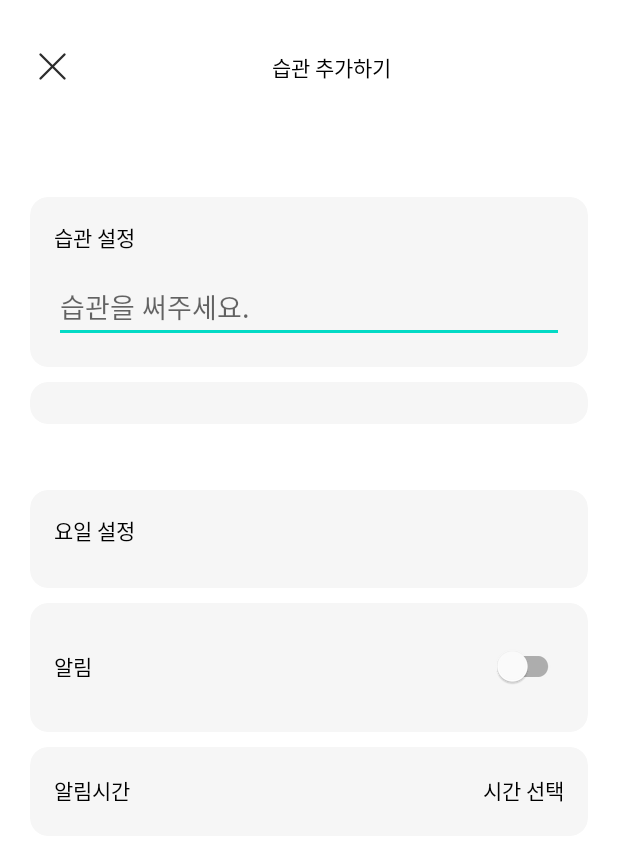
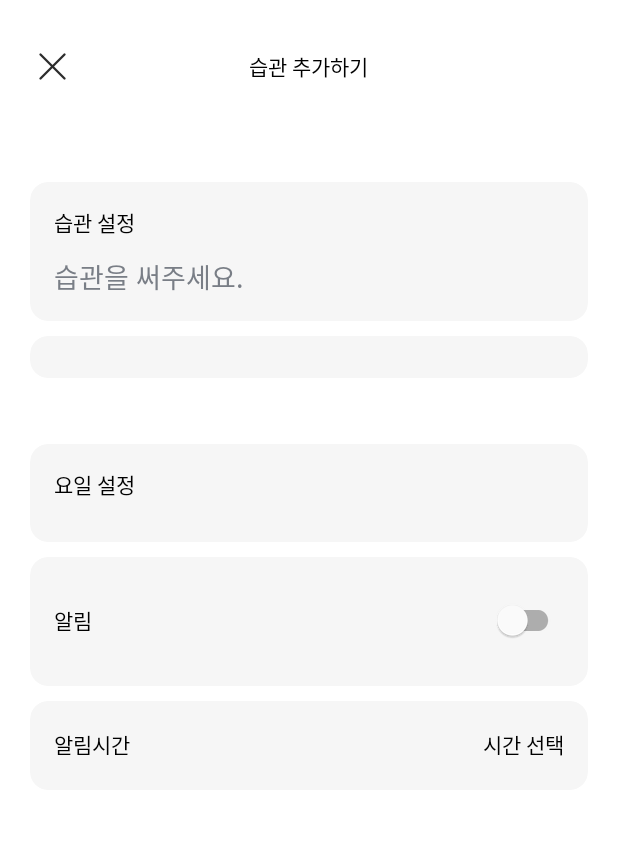
Before and after one commit to Nexters/19th-lazy-android, an Android app: the HabitFormActivity screen opened directly, with no data from a screen before it, on a phone screen of 412 x 824 dp. Shown: the top 841 px of the screen. Run offline under Robolectric (Android 15) with nearby library versions, the phone set to English and light mode, and no system bars; our stand-ins replace Dagger/Hilt's generated code, data binding.

Commit message:
feat:#4 basetoolbar ui 수정, 다크모드 스타일 제거, 스타일 재정의

```diff
--- a/app/src/main/java/com/nexters/lazy/base/BaseToolbarActivity.kt
+++ b/app/src/main/java/com/nexters/lazy/base/BaseToolbarActivity.kt
@@ -17,6 +17,7 @@ import kotlin.reflect.KClass
 
 
 abstract class BaseToolbarActivity<VB : ViewDataBinding, VM : BaseViewModel> : AppCompatActivity() {
+
     protected abstract val layoutResId: Int
     protected abstract val viewModelClass: KClass<VM>
 
@@ -34,7 +35,6 @@ abstract class BaseToolbarActivity<VB : ViewDataBinding, VM : BaseViewModel> : A
 
         rootViewBinding = ActivityBaseToolbarBinding.inflate(layoutInflater)
         setContentView(rootViewBinding.root)
-
 
         binding = DataBindingUtil.inflate(
             LayoutInflater.from(this),
--- a/app/src/main/java/com/nexters/lazy/habitform/HabitFormActivity.kt
+++ b/app/src/main/java/com/nexters/lazy/habitform/HabitFormActivity.kt
@@ -1,5 +1,7 @@
 package com.nexters.lazy.habitform
 
+import android.content.Context
+import android.content.Intent
 import android.os.Bundle
 import androidx.activity.viewModels
 import com.nexters.lazy.R
@@ -13,6 +15,15 @@ import kotlin.reflect.KClass
 class HabitFormActivity(
 ) : BaseToolbarActivity<ActivityHabitDetailBinding, HabitFormViewModel>() {
 
+    companion object {
+        const val EXTRA_HABIT_TYPE = "EXTRA_HABIT_TYPE"
+        fun newIntent(context: Context, type: HabitFormType): Intent {
+            return Intent(context, HabitFormActivity::class.java).apply {
+                putExtra(EXTRA_HABIT_TYPE, type)
+            }
+        }
+    }
+
     override val layoutResId: Int
         get() = R.layout.activity_habit_detail
 
@@ -23,10 +34,13 @@ class HabitFormActivity(
 
     override fun onCreate(savedInstanceState: Bundle?) {
         super.onCreate(savedInstanceState)
+
+        //Tood
         setNaviType(NavType.CLOSE)
         setToolbarTitle(R.string.habit_adding)
+
+
     }
 
 
-
 }
--- /dev/null
+++ b/app/src/main/java/com/nexters/lazy/habitform/HabitFormType.kt
@@ -0,0 +1,6 @@
+package com.nexters.lazy.habitform
+
+enum class HabitFormType {
+    REGISTER,
+    EDIT
+}
--- a/app/src/main/res/layout/activity_base_toolbar.xml
+++ b/app/src/main/res/layout/activity_base_toolbar.xml
@@ -1,56 +1,51 @@
 <?xml version="1.0" encoding="utf-8"?>
-<androidx.constraintlayout.widget.ConstraintLayout
-    android:background="@color/white"
+<androidx.constraintlayout.widget.ConstraintLayout xmlns:android="http://schemas.android.com/apk/res/android"
+    xmlns:app="http://schemas.android.com/apk/res-auto"
     xmlns:tools="http://schemas.android.com/tools"
-    xmlns:android="http://schemas.android.com/apk/res/android"
-    xmlns:app="http://schemas.android.com/apk/res-auto"
     android:layout_width="match_parent"
-    android:layout_height="match_parent">
+    android:layout_height="match_parent"
+    android:background="@color/white">
+
+
+    <FrameLayout
+        android:paddingStart="20dp"
+        android:paddingEnd="20dp"
+        android:id="@+id/layoutToolbar"
+        android:layout_width="match_parent"
+        android:layout_height="wrap_content"
+        android:paddingTop="29dp"
+        android:paddingBottom="6dp"
+        app:layout_constraintEnd_toEndOf="parent"
+        app:layout_constraintStart_toStartOf="parent"
+        app:layout_constraintTop_toTopOf="parent">
+
 
         <ImageView
-        android:layout_marginTop="29dp"
-        android:layout_marginStart="20dp"
             android:id="@+id/leftImage"
             android:layout_width="30dp"
+            android:layout_height="30dp"
+            android:layout_gravity="start"
             android:scaleType="centerCrop"
-        android:layout_height="30dp"
-        android:src="@drawable/slice_2"
-        app:layout_constraintStart_toStartOf="parent"
-        app:layout_constraintTop_toTopOf="parent" />
+            android:src="@drawable/slice_2" />
 
         <TextView
             android:id="@+id/tvTitle"
-        android:layout_width="0dp"
+            android:layout_width="wrap_content"
             android:layout_height="wrap_content"
-        android:layout_marginStart="20dp"
-        android:layout_marginEnd="20dp"
             android:gravity="center"
-        app:layout_constraintBottom_toBottomOf="@+id/leftImage"
-        app:layout_constraintEnd_toStartOf="@id/rightText"
-        app:layout_constraintStart_toEndOf="@+id/leftImage"
-        app:layout_constraintTop_toTopOf="@id/leftImage"
+            android:layout_gravity="center"
             tools:text="타이틀" />
 
-
-    <TextView
-        android:id="@+id/rightText"
-        tools:text="편집"
-        android:layout_marginTop="29dp"
-        android:layout_marginEnd="20dp"
-        app:layout_constraintTop_toTopOf="parent"
-        app:layout_constraintEnd_toEndOf="parent"
-        app:layout_constraintStart_toEndOf="@id/tvTitle"
-        android:layout_width="wrap_content"
-        android:layout_height="wrap_content"/>
+    </FrameLayout>
 
 
     <androidx.constraintlayout.widget.ConstraintLayout
         android:id="@+id/layoutContent"
+        android:layout_width="match_parent"
+        android:layout_height="0dp"
+        app:layout_constraintBottom_toBottomOf="parent"
+        app:layout_constraintEnd_toEndOf="parent"
         app:layout_constraintStart_toStartOf="parent"
-        app:layout_constraintEnd_toEndOf="parent"
-        app:layout_constraintTop_toBottomOf="@id/tvTitle"
-        app:layout_constraintBottom_toBottomOf="parent"
-        android:layout_marginTop="20dp"
-        android:layout_width="match_parent"
-        android:layout_height="0dp"/>
+        app:layout_constraintTop_toBottomOf="@id/layoutToolbar" />
+
 </androidx.constraintlayout.widget.ConstraintLayout>
--- a/app/src/main/res/values-night/themes.xml
+++ /dev/null
@@ -1,17 +0,0 @@
-<resources xmlns:tools="http://schemas.android.com/tools">
-    <!-- Base application theme. -->
-    <style name="Theme.Lazy" parent="Theme.MaterialComponents.DayNight.NoActionBar">
-        <!-- Primary brand color. -->
-        <item name="colorPrimary">@color/purple_200</item>
-        <item name="colorPrimaryVariant">@color/purple_700</item>
-        <item name="colorOnPrimary">@color/black</item>
-        <!-- Secondary brand color. -->
-        <item name="colorSecondary">@color/teal_200</item>
-        <item name="colorSecondaryVariant">@color/teal_200</item>
-        <item name="colorOnSecondary">@color/black</item>
-        <item name="android:textColor">@color/black</item>
-        <!-- Status bar color. -->
-        <item name="android:statusBarColor" tools:targetApi="l">?attr/colorPrimaryVariant</item>
-        <!-- Customize your theme here. -->
-    </style>
-</resources>
--- a/app/src/main/res/values/colors.xml
+++ b/app/src/main/res/values/colors.xml
@@ -26,4 +26,6 @@
     <color name="text_primary_30">#4D191f28</color>
 
     <color name="btn_disable">#cccccc</color>
+
+    <color name="color_main">#5848FF</color>
 </resources>
--- a/app/src/main/res/values/themes.xml
+++ b/app/src/main/res/values/themes.xml
@@ -1,13 +1,16 @@
 <resources xmlns:tools="http://schemas.android.com/tools">
     <!-- Base application theme. -->
     <style name="Theme.Lazy" parent="Theme.MaterialComponents.DayNight.NoActionBar">
-        <item name="colorPrimary">@color/purple_500</item>
-        <item name="colorPrimaryVariant">@color/purple_700</item>
-        <item name="colorOnPrimary">@color/white</item>
-        <item name="colorSecondary">@color/teal_200</item>
-        <item name="colorSecondaryVariant">@color/teal_700</item>
-        <item name="colorOnSecondary">@color/black</item>
+        <item name="colorAccent">@color/color_main</item>
         <item name="android:textColor">@color/black</item>
         <item name="android:statusBarColor" tools:targetApi="l">?attr/colorPrimaryVariant</item>
+        <item name="editTextStyle">@style/EditTextStyle</item>
+    </style>
+
+    <style name="EditTextStyle" parent="Widget.AppCompat.EditText">
+        <item name="android:textColor">@color/black</item>
+        <item name="android:textColorHint">@color/text_secondary</item>
+        <item name="android:background">@null</item>
+
     </style>
 </resources>
```
Also changed, not shown: app/src/main/res/drawable-hdpi/ic_habit_1.png (added), app/src/main/res/drawable-mdpi/ic_habit_1.png (added), app/src/main/res/drawable-xhdpi/ic_habit_1.png (added), app/src/main/res/drawable-xxhdpi/ic_habit_1.png (added), app/src/main/res/drawable-xxxhdpi/ic_habit_1.png (added). Lines whose indentation alone changed are shown as unchanged.
